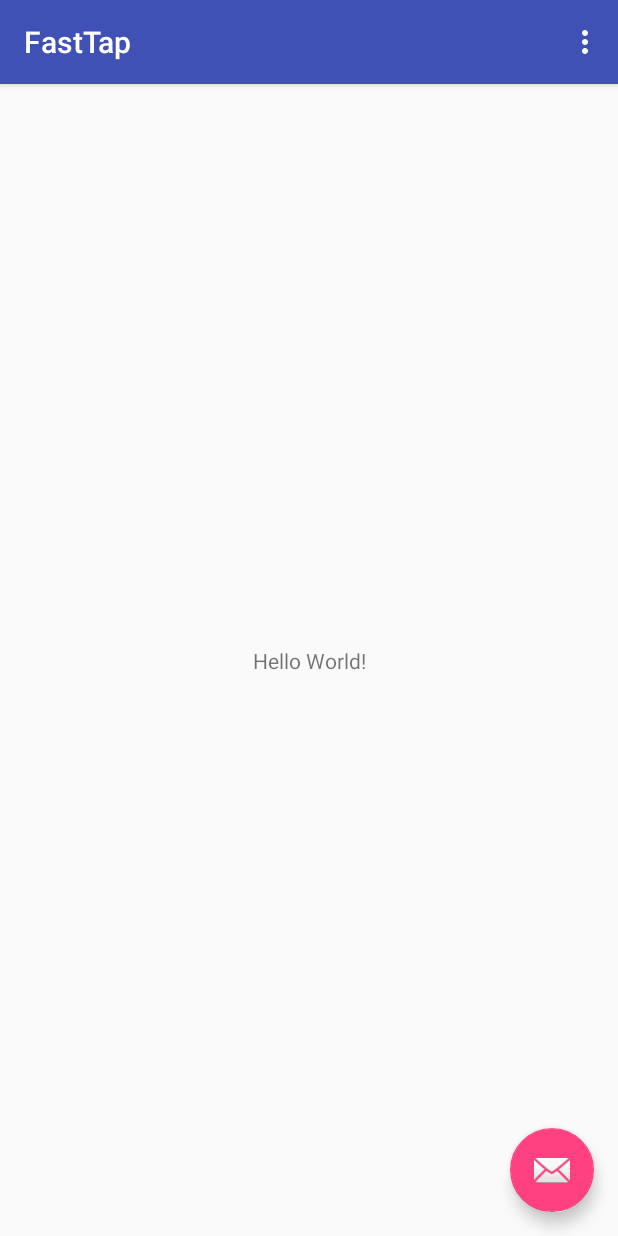
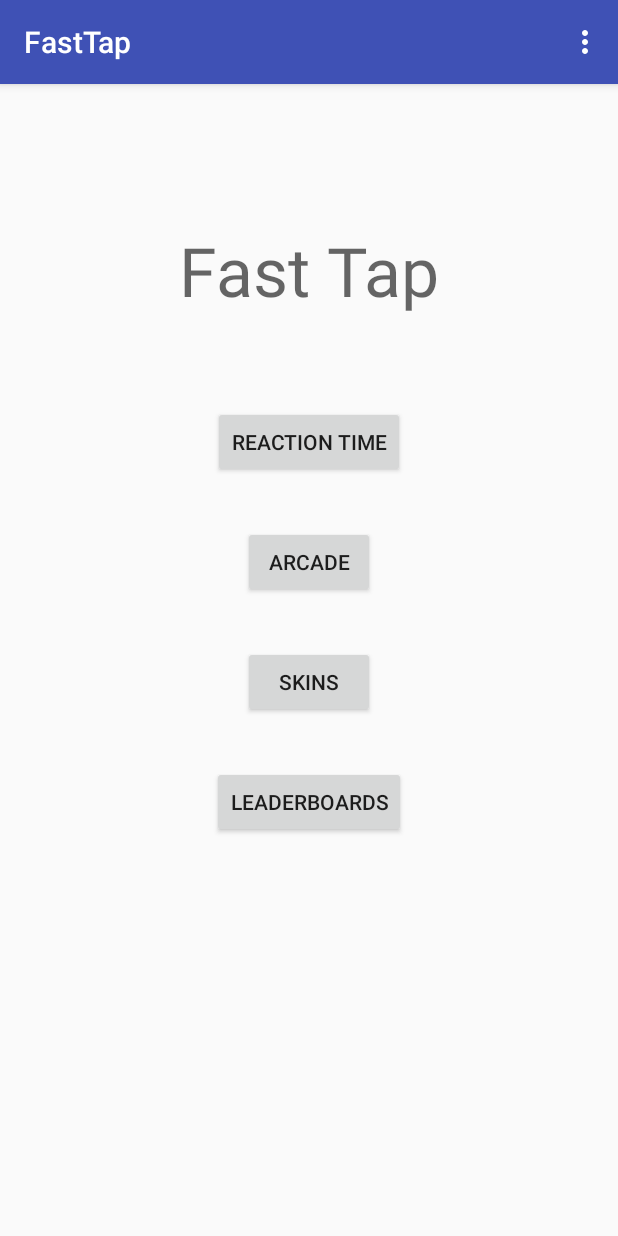
Before and after one commit to LeonardoLourenco/FastTap, an Android app: the screen it shows after launch (MainActivity), on a phone screen of 412 x 824 dp. Run offline under Robolectric (Android 15) with nearby library versions, the phone set to English and light mode, and no system bars; 2 statements that could not run were skipped.

Commit message:
Created Layout for the Main Menu

```diff
--- a/app/src/main/res/layout/activity_main.xml
+++ b/app/src/main/res/layout/activity_main.xml
@@ -4,6 +4,7 @@
     xmlns:tools="http://schemas.android.com/tools"
     android:layout_width="match_parent"
     android:layout_height="match_parent"
+    android:orientation="vertical"
     tools:context=".MainActivity">
 
     <android.support.design.widget.AppBarLayout
@@ -22,12 +23,4 @@
 
     <include layout="@layout/content_main" />
 
-    <android.support.design.widget.FloatingActionButton
-        android:id="@+id/fab"
-        android:layout_width="wrap_content"
-        android:layout_height="wrap_content"
-        android:layout_gravity="bottom|end"
-        android:layout_margin="@dimen/fab_margin"
-        app:srcCompat="@android:drawable/ic_dialog_email" />
-
 </android.support.design.widget.CoordinatorLayout>
--- a/app/src/main/res/layout/content_main.xml
+++ b/app/src/main/res/layout/content_main.xml
@@ -4,17 +4,78 @@
     xmlns:tools="http://schemas.android.com/tools"
     android:layout_width="match_parent"
     android:layout_height="match_parent"
+    android:orientation="vertical"
     app:layout_behavior="@string/appbar_scrolling_view_behavior"
     tools:context=".MainActivity"
     tools:showIn="@layout/activity_main">
 
+    <Button
+        android:id="@+id/buttonLeaderBoards"
+        android:layout_width="wrap_content"
+        android:layout_height="0dp"
+        android:layout_marginEnd="8dp"
+        android:layout_marginLeft="8dp"
+        android:layout_marginRight="8dp"
+        android:layout_marginStart="8dp"
+        android:layout_marginTop="32dp"
+        android:text="@string/leaderboards"
+        app:layout_constraintEnd_toEndOf="parent"
+        app:layout_constraintStart_toStartOf="parent"
+        app:layout_constraintTop_toBottomOf="@+id/buttonSkins" />
+
+    <Button
+        android:id="@+id/buttonSkins"
+        android:layout_width="wrap_content"
+        android:layout_height="0dp"
+        android:layout_marginEnd="8dp"
+        android:layout_marginLeft="8dp"
+        android:layout_marginRight="8dp"
+        android:layout_marginStart="8dp"
+        android:layout_marginTop="32dp"
+        android:text="@string/skins"
+        app:layout_constraintEnd_toEndOf="parent"
+        app:layout_constraintStart_toStartOf="parent"
+        app:layout_constraintTop_toBottomOf="@+id/buttonArcade" />
+
     <TextView
+        android:id="@+id/textView"
         android:layout_width="wrap_content"
         android:layout_height="wrap_content"
-        android:text="Hello World!"
+        android:text="@string/fast_tap"
+        android:textAppearance="@style/TextAppearance.AppCompat.Display2"
         app:layout_constraintBottom_toBottomOf="parent"
+        app:layout_constraintHorizontal_bias="0.502"
         app:layout_constraintLeft_toLeftOf="parent"
         app:layout_constraintRight_toRightOf="parent"
-        app:layout_constraintTop_toTopOf="parent" />
+        app:layout_constraintTop_toTopOf="parent"
+        app:layout_constraintVertical_bias="0.133" />
+
+    <Button
+        android:id="@+id/buttonReactionTime"
+        android:layout_width="wrap_content"
+        android:layout_height="0dp"
+        android:layout_marginEnd="8dp"
+        android:layout_marginLeft="8dp"
+        android:layout_marginRight="8dp"
+        android:layout_marginStart="8dp"
+        android:layout_marginTop="60dp"
+        android:text="@string/reaction_time"
+        app:layout_constraintEnd_toEndOf="parent"
+        app:layout_constraintStart_toStartOf="parent"
+        app:layout_constraintTop_toBottomOf="@+id/textView" />
+
+    <Button
+        android:id="@+id/buttonArcade"
+        android:layout_width="wrap_content"
+        android:layout_height="0dp"
+        android:layout_marginEnd="8dp"
+        android:layout_marginLeft="8dp"
+        android:layout_marginRight="8dp"
+        android:layout_marginStart="8dp"
+        android:layout_marginTop="32dp"
+        android:text="@string/arcade"
+        app:layout_constraintEnd_toEndOf="parent"
+        app:layout_constraintStart_toStartOf="parent"
+        app:layout_constraintTop_toBottomOf="@+id/buttonReactionTime" />
 
 </android.support.constraint.ConstraintLayout>
--- a/app/src/main/res/values/strings.xml
+++ b/app/src/main/res/values/strings.xml
@@ -1,4 +1,9 @@
 <resources>
     <string name="app_name">FastTap</string>
     <string name="action_settings">Settings</string>
+    <string name="fast_tap">Fast Tap</string>
+    <string name="leaderboards">Leaderboards</string>
+    <string name="skins">Skins</string>
+    <string name="arcade">Arcade</string>
+    <string name="reaction_time">Reaction Time</string>
 </resources>
```
